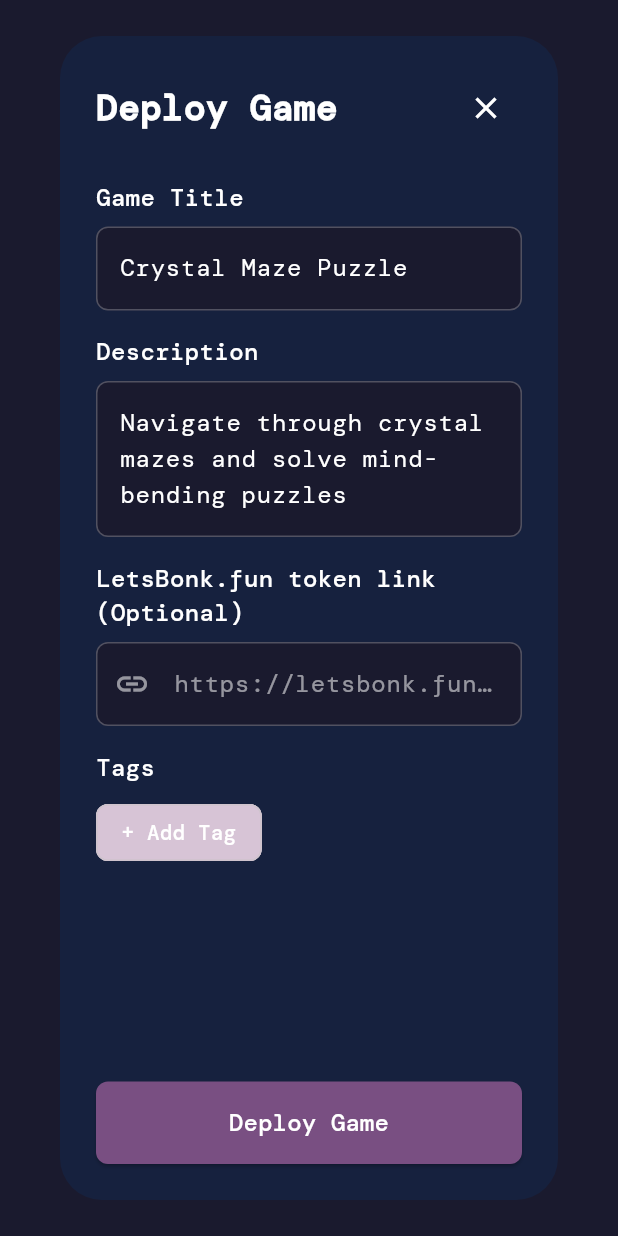
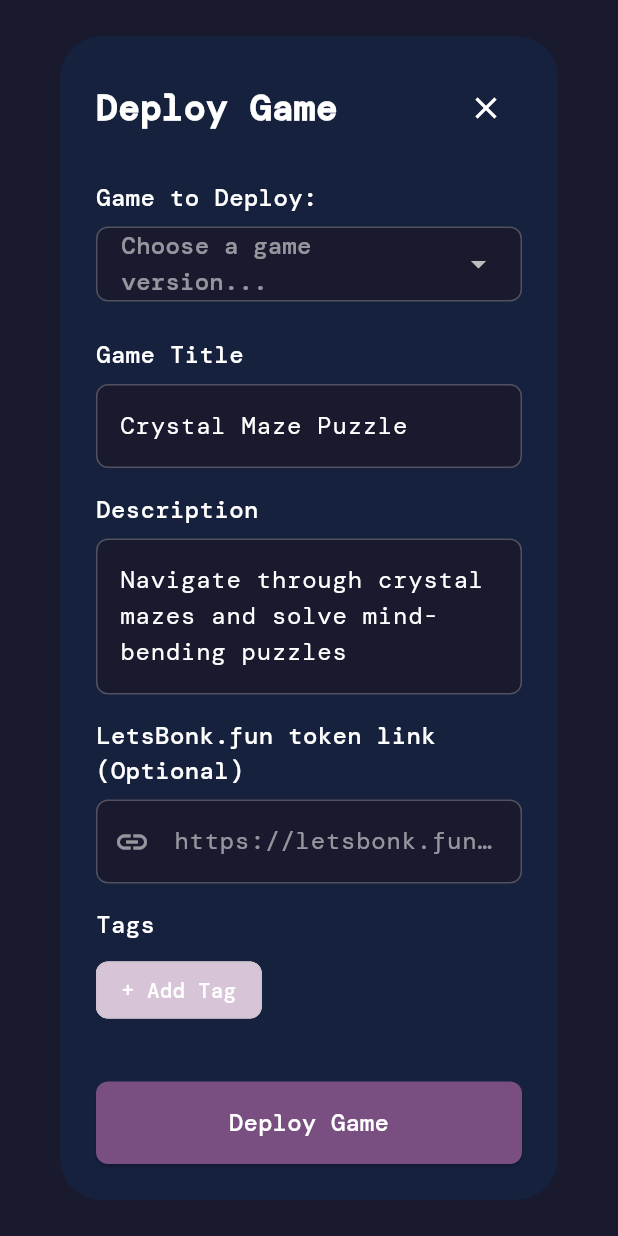
Before and after one commit to ANTONINEUTRON/symbal_fl, a Flutter app: the DeployGameDialog widget shown alone on an empty page, opened directly with sample values from the repository, on a phone screen of 412 x 824 dp. Run offline on Flutter 3.47's test engine with Material 3 defaults, Android fonts, the light colour scheme and no system bars; our stand-ins replace auto_route, curved_navigation_bar, dio, equatable, file_picker, flutter_animate and 10 more; missing offline and left inert: solana, solana_mobile_client; accounts and stored records are empty.

Commit message:
deploy working

```diff
--- a/lib/features/game/ui/widgets/deploy_game_dialog.dart
+++ b/lib/features/game/ui/widgets/deploy_game_dialog.dart
@@ -2,6 +2,7 @@ import 'package:flutter/material.dart';
 import 'package:flutter_bloc/flutter_bloc.dart';
 import 'package:symbal_fl/features/game/data/models/game_schema/game_model.dart';
 import 'package:symbal_fl/features/game/ui/cubits/game_cubit.dart';
+import 'package:symbal_fl/features/game/ui/cubits/game_state.dart';
 
 class DeployGameDialog extends StatefulWidget {
   final List<GameModel> availableGames;
@@ -103,7 +104,38 @@ class _DeployGameDialogState extends State<DeployGameDialog> {
 
   @override
   Widget build(BuildContext context) {
-    return Dialog(
+    return BlocListener<GameCubit, CreateGameState>(
+      listener: (context, state) {
+        if (state.isDeployed) {
+          // Show success message and reset chat
+          ScaffoldMessenger.of(context).showSnackBar(
+            const SnackBar(
+              content: Text('Game deployed successfully!'),
+              backgroundColor: Colors.green,
+              duration: Duration(seconds: 3),
+            ),
+          );
+
+          // Reset the chat after successful deployment
+          context.read<GameCubit>().resetGame();
+
+          // Close the dialog
+          Navigator.of(context).pop();
+        } else if (state.error != null && !state.isDeploying) {
+          // Show error message
+          ScaffoldMessenger.of(context).showSnackBar(
+            SnackBar(
+              content: Text('Deployment failed: ${state.error}'),
+              backgroundColor: Colors.red,
+              duration: const Duration(seconds: 5),
+            ),
+          );
+
+          // Clear the error after showing it
+          context.read<GameCubit>().clearError();
+        }
+      },
+      child: Dialog(
         backgroundColor: const Color(0xFF16213E),
         child: Container(
           padding: const EdgeInsets.all(24),
@@ -129,10 +161,9 @@ class _DeployGameDialogState extends State<DeployGameDialog> {
               ),
               const SizedBox(height: 24),
 
-            // Game Selector
-            if (widget.availableGames.length > 1) ...[
+              // Game Selector - always show to display available games
               const Text(
-                'Select Game Version:',
+                'Game to Deploy:',
                 style: TextStyle(
                   fontSize: 16,
                   fontWeight: FontWeight.w600,
@@ -152,30 +183,25 @@ class _DeployGameDialogState extends State<DeployGameDialog> {
                   isExpanded: true,
                   underline: const SizedBox(),
                   dropdownColor: const Color(0xFF1A1A2E),
+                  hint: const Text(
+                    'Choose a game version...',
+                    style: TextStyle(color: Colors.white54),
+                  ),
                   items: widget.availableGames
                       .map(
                         (game) => DropdownMenuItem(
                           value: game,
-                          child: Column(
-                            crossAxisAlignment: CrossAxisAlignment.start,
-                            children: [
-                              Text(
-                                game.title.isNotEmpty
-                                    ? game.title
-                                    : 'Untitled Game',
+                          child: Container(
+                            width: double.infinity,
+                            padding: const EdgeInsets.symmetric(vertical: 8),
+                            child: Text(
+                              '${game.title.isNotEmpty ? game.title : 'Untitled Game'} - ${_formatGameTime(game.createdAt)}',
                               style: const TextStyle(
-                                  fontWeight: FontWeight.w500,
                                 color: Colors.white,
+                                fontSize: 14,
                               ),
+                              overflow: TextOverflow.ellipsis,
                             ),
-                              Text(
-                                _formatGameTime(game.createdAt),
-                                style: TextStyle(
-                                  fontSize: 12,
-                                  color: Colors.white54,
-                                ),
-                              ),
-                            ],
                           ),
                         ),
                       )
@@ -184,7 +210,6 @@ class _DeployGameDialogState extends State<DeployGameDialog> {
                 ),
               ),
               const SizedBox(height: 24),
-            ],
 
               Expanded(
                 child: SingleChildScrollView(
@@ -364,10 +389,14 @@ class _DeployGameDialogState extends State<DeployGameDialog> {
               const SizedBox(height: 24),
 
               // Deploy Button
-            SizedBox(
+              BlocBuilder<GameCubit, CreateGameState>(
+                builder: (context, state) {
+                  return SizedBox(
                     width: double.infinity,
                     child: ElevatedButton(
-                onPressed: (selectedGame != null && tokenUrlError == null) ? _deployGame : null,
+                      onPressed: (selectedGame != null && tokenUrlError == null && !state.isDeploying)
+                          ? _deployGame
+                          : null,
                       style: ElevatedButton.styleFrom(
                         backgroundColor: Theme.of(context).primaryColor,
                         foregroundColor: Colors.white,
@@ -376,13 +405,35 @@ class _DeployGameDialogState extends State<DeployGameDialog> {
                           borderRadius: BorderRadius.circular(8),
                         ),
                       ),
-                child: const Text(
+                      child: state.isDeploying
+                          ? const Row(
+                              mainAxisAlignment: MainAxisAlignment.center,
+                              children: [
+                                SizedBox(
+                                  width: 20,
+                                  height: 20,
+                                  child: CircularProgressIndicator(
+                                    strokeWidth: 2,
+                                    valueColor: AlwaysStoppedAnimation<Color>(Colors.white),
+                                  ),
+                                ),
+                                SizedBox(width: 12),
+                                Text(
+                                  'Deploying...',
+                                  style: TextStyle(fontSize: 16, fontWeight: FontWeight.w600),
+                                ),
+                              ],
+                            )
+                          : const Text(
                               'Deploy Game',
                               style: TextStyle(fontSize: 16, fontWeight: FontWeight.w600),
                             ),
                     ),
+                  );
+                },
               ),
             ],
+          ),
         ),
       ),
     );
@@ -459,6 +510,6 @@ class _DeployGameDialogState extends State<DeployGameDialog> {
       updatedTags: updatedTags,
     );
 
-    Navigator.of(context).pop();
+    // Don't close dialog immediately - let BlocListener handle it after deployment completes
   }
 }
```
Also changed, not shown: lib/features/game/ui/pages/create_game_page.dart (+9 -12 lines). Lines whose indentation alone changed are shown as unchanged.
